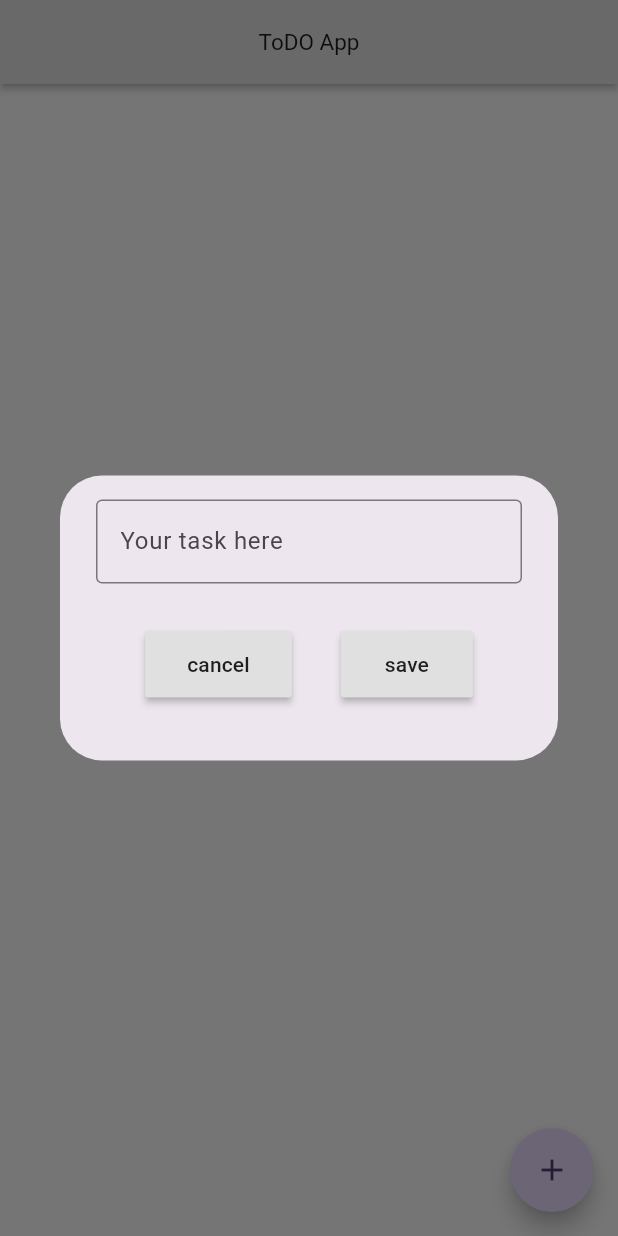
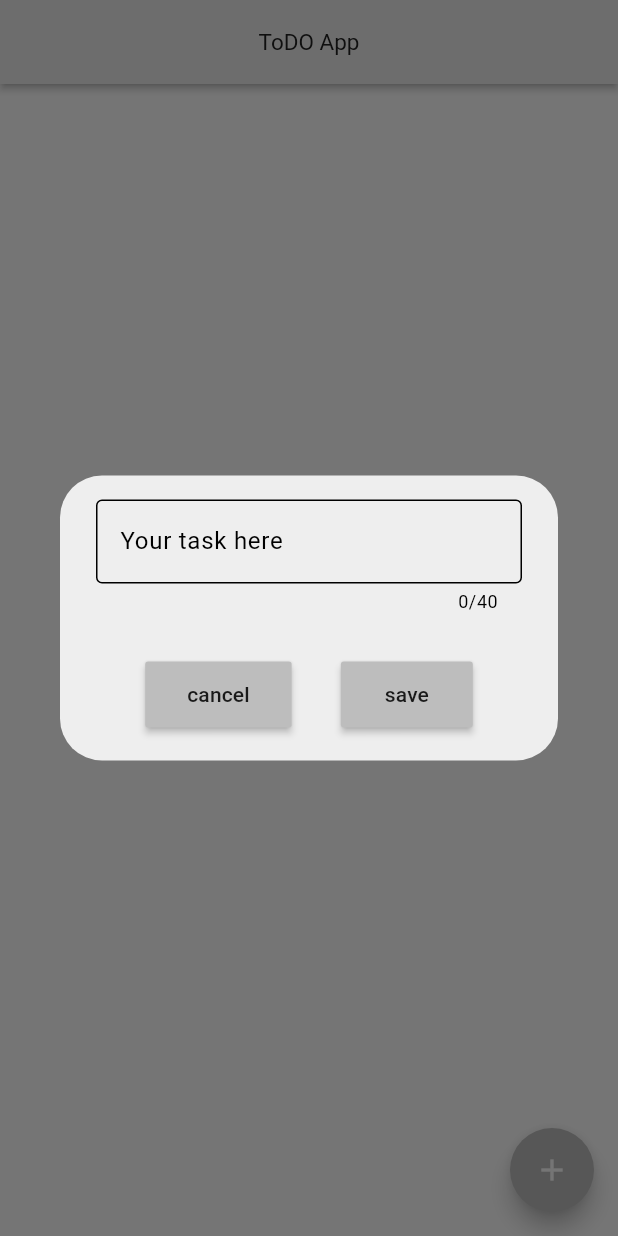
Before and after one commit to omaralakel/todo_app, a Flutter app: the screen it shows after launch, after a tap on the "add" icon, on a phone screen of 412 x 824 dp. Run offline on Flutter 3.47's test engine with Material 3 defaults, Android fonts, the phone set to English and light mode, and no system bars; our stand-ins replace flutter_slidable, hive_flutter; accounts and stored records are empty.

Commit message:
after adding darkmode

```diff
--- a/lib/components/button.dart
+++ b/lib/components/button.dart
@@ -14,7 +14,7 @@ class DialogButton extends StatelessWidget {
         padding: const EdgeInsets.all(12.0),
         child: Text(text),
       ),
-      color: Colors.grey[300],
+      color: Theme.of(context).colorScheme.secondary,
     );
   }
 }
--- a/lib/components/dialog_box.dart
+++ b/lib/components/dialog_box.dart
@@ -19,9 +19,13 @@ class DialogBox extends StatelessWidget {
           children: [
             TextField(
               controller: controller,
+               maxLength: 40,
               decoration: const InputDecoration(
-                border: OutlineInputBorder(),
+                border: OutlineInputBorder(borderSide: BorderSide(color: Color.fromARGB(255, 145, 145, 145))),
                 hintText: "Your task here",
+                focusedBorder: OutlineInputBorder(
+      borderSide: BorderSide(color: Color.fromARGB(255, 145, 145, 145), width: 2.0),
+    ),
                 ),
             ),
             const SizedBox(height: 30,),
@@ -38,7 +42,7 @@ class DialogBox extends StatelessWidget {
           ],
         ),
       ),
-      backgroundColor: Colors.grey[250],
+      backgroundColor: Theme.of(context).colorScheme.primary,
     );
   }
 }
--- a/lib/main.dart
+++ b/lib/main.dart
@@ -3,6 +3,7 @@ import 'package:hive_flutter/hive_flutter.dart';
 import 'package:todo_app/components/dialog_box.dart';
 import 'package:todo_app/components/todo_tile.dart';
 import 'package:todo_app/data/database.dart';
+import 'package:todo_app/theme/theme.dart';
 
 void main() async {
   // init the hive
@@ -24,10 +25,8 @@ class MyApp extends StatelessWidget {
     return MaterialApp(
       title: 'ToDo App',
       debugShowCheckedModeBanner: false,
-      theme: ThemeData(
-        colorScheme: ColorScheme.fromSeed(seedColor: Colors.deepPurple),
-        useMaterial3: true,
-      ),
+      theme: lightmode,
+      darkTheme: darkmode,
       home: MyHomePage(),
     );
   }
@@ -113,11 +112,11 @@ class _MyHomePageState extends State<MyHomePage> {
   @override
   Widget build(BuildContext context) {
     return Scaffold(
-        backgroundColor: Colors.white,
+        backgroundColor: Theme.of(context).primaryColor,
         appBar: AppBar(
           elevation: 2,
           shadowColor: Colors.black,
-          backgroundColor: Colors.grey[200],
+          backgroundColor: Theme.of(context).colorScheme.primary,
           title: const Text(
             "ToDO App",
             style: TextStyle(fontSize: 15),
--- /dev/null
+++ b/lib/theme/theme.dart
@@ -0,0 +1,37 @@
+import 'package:flutter/material.dart';
+
+ThemeData lightmode = ThemeData(
+    brightness: Brightness.light,
+    primaryColor: Colors.white,
+    colorScheme: ColorScheme.light(
+      primary: Colors.grey.shade200,
+      secondary: Colors.grey.shade400,
+    ),
+    scaffoldBackgroundColor: Colors.white,
+    appBarTheme: AppBarTheme(
+      backgroundColor: Colors.grey.shade200,
+      titleTextStyle: TextStyle(color: Colors.grey.shade900, fontSize: 20),
+    ),
+    floatingActionButtonTheme: FloatingActionButtonThemeData(
+      backgroundColor: Colors.grey.shade400,
+    ),
+  );
+
+
+
+ThemeData darkmode = ThemeData(
+    brightness: Brightness.light,
+    primaryColor: Colors.black,
+    colorScheme: ColorScheme.light(
+      primary: Colors.grey.shade900,
+      secondary: Colors.grey.shade700,
+    ),
+    scaffoldBackgroundColor: Colors.black,
+    appBarTheme: AppBarTheme(
+      backgroundColor: Colors.grey.shade900,
+      titleTextStyle: TextStyle(color: Colors.white, fontSize: 20),
+    ),
+    floatingActionButtonTheme: FloatingActionButtonThemeData(
+      backgroundColor: Colors.grey.shade700,
+    ),
+  );
```
